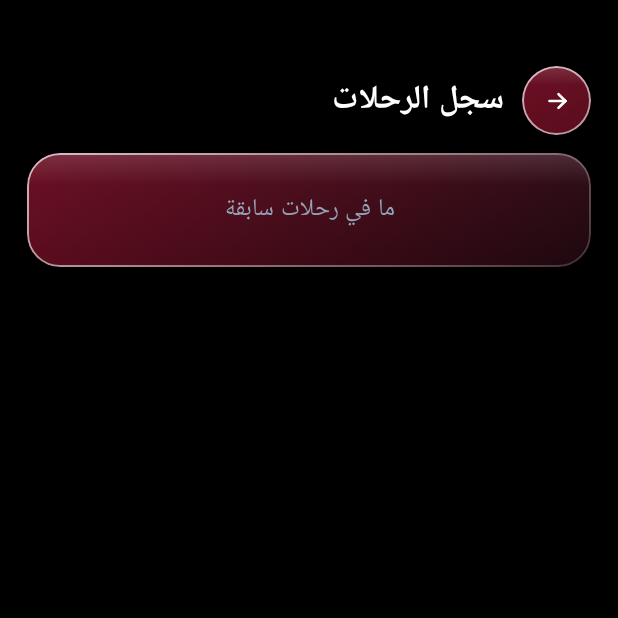
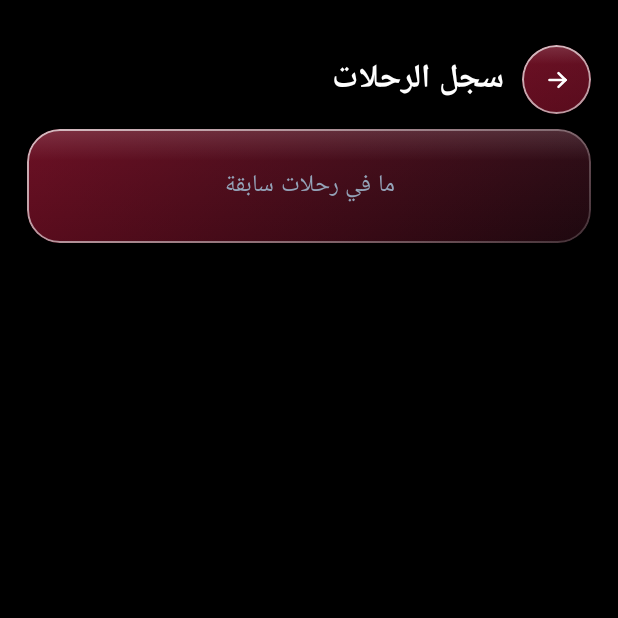
Before and after one commit to abnaa-shamal/iCloud-, an Android app built with Jetpack Compose: the composable CapTripHistory called with empty values, on a phone screen of 412 x 824 dp, the top half of it. Run offline under Robolectric (Android 15) with nearby library versions, the phone set to English and light mode, and no system bars; network calls fail; pictures from the network do not load; 1 statement that could not run was skipped.

Commit message:
lab: trip history keeps title fixed, only list scrolls; smaller cards
Co-Authored-By: Claude Sonnet 5.5 <noreply@anthropic.com>
Claude-Session: https://claude.ai/code/session_01EacynY33j7siVG714izFk9

```diff
--- a/app/src/main/java/jo/shajaraone/app/CaptainScreen.kt
+++ b/app/src/main/java/jo/shajaraone/app/CaptainScreen.kt
@@ -393,11 +393,13 @@ fun CapTripHistory(trips: List<Trip>?, bookings: List<Booking>, onBack: () -> Un
     var open by rememberSaveable { mutableStateOf("") }
     val now = System.currentTimeMillis()
     val past = (trips ?: emptyList()).filter { t -> !(t.status != TRIP_CANCELLED && t.departAt > now - 4 * 3_600_000L) }.sortedByDescending { it.departAt }
+    // The title stays fixed; only the list itself scrolls.
+    Column(Modifier.fillMaxSize().padding(top = 30.dp, start = 18.dp, end = 18.dp)) {
+    CapBackBar("سجل الرحلات") { onBack() }
     androidx.compose.foundation.lazy.LazyColumn(
-        Modifier.fillMaxSize(), contentPadding = PaddingValues(start = 18.dp, end = 18.dp, top = 44.dp, bottom = 170.dp),
-        verticalArrangement = Arrangement.spacedBy(12.dp)
+        Modifier.weight(1f).fillMaxWidth(), contentPadding = PaddingValues(top = 10.dp, bottom = 130.dp),
+        verticalArrangement = Arrangement.spacedBy(8.dp)
     ) {
-        item { CapBackBar("سجل الرحلات") { onBack() } }
         if (past.isEmpty()) item {
             Box(Modifier.fillMaxWidth().capCard().padding(24.dp), contentAlignment = Alignment.Center) { Text("ما في رحلات سابقة", color = CapMute) }
         }
@@ -406,7 +408,7 @@ fun CapTripHistory(trips: List<Trip>?, bookings: List<Booking>, onBack: () -> Un
                     val t = past[i]
                     val riders = bookings.filter { it.tripId == t.id && it.status == BK_ACCEPTED }
                     val isOpen = open == "h" + t.id
-                    Column(Modifier.fillMaxWidth().capCard().animateContentSize().padding(16.dp), verticalArrangement = Arrangement.spacedBy(10.dp)) {
+                    Column(Modifier.fillMaxWidth().capCard().animateContentSize().padding(12.dp), verticalArrangement = Arrangement.spacedBy(8.dp)) {
                         Row(
                             Modifier.fillMaxWidth().clickable(remember { androidx.compose.foundation.interaction.MutableInteractionSource() }, null) { open = if (isOpen) "" else "h" + t.id },
                             verticalAlignment = Alignment.CenterVertically, horizontalArrangement = Arrangement.spacedBy(12.dp)
@@ -433,6 +435,7 @@ fun CapTripHistory(trips: List<Trip>?, bookings: List<Booking>, onBack: () -> Un
                     }
                 }
             }
+    }
     }
 }
 
```
